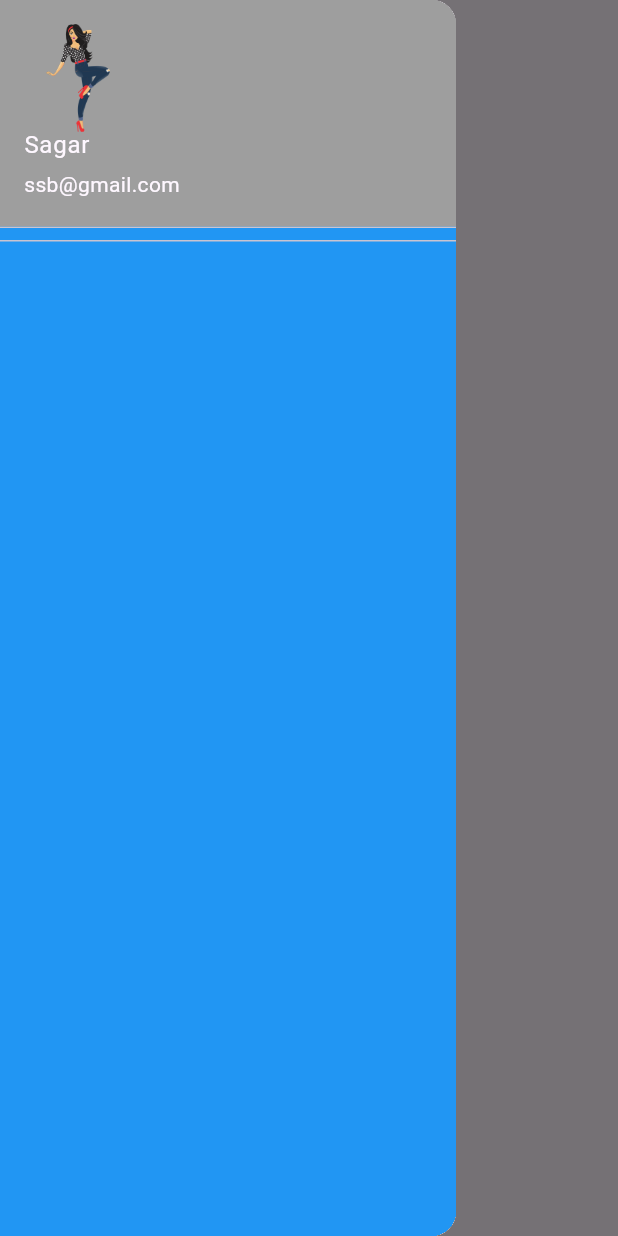
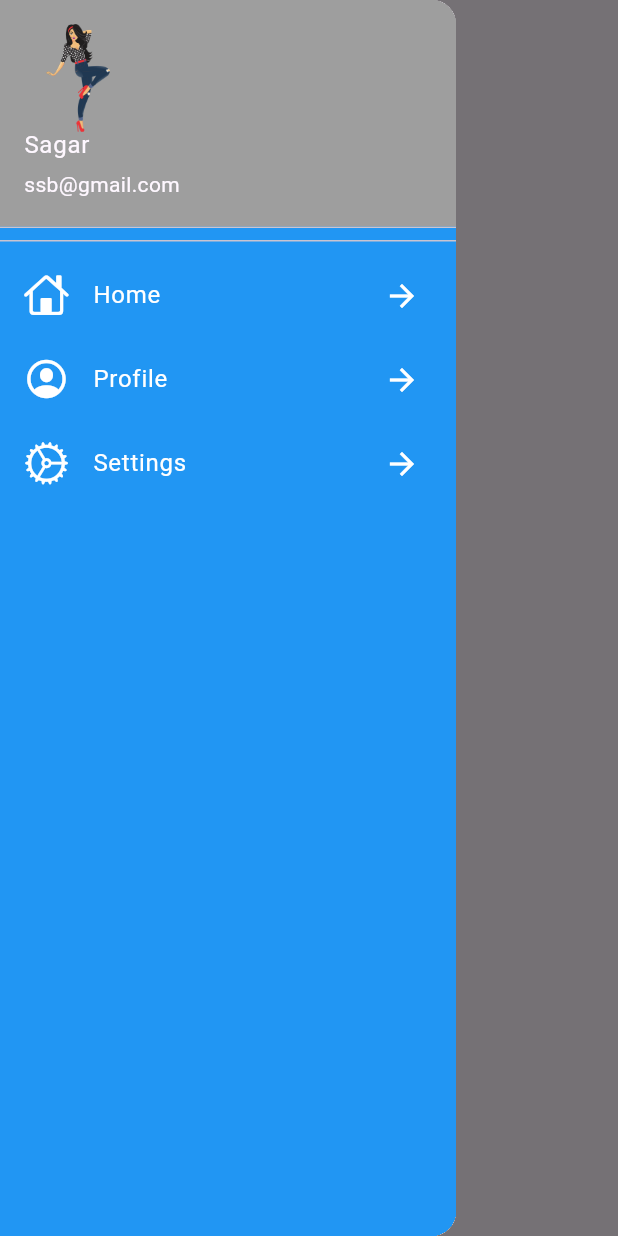
Before and after one commit to Sagar-Bisht/learn_flutter, a Flutter app: the screen it shows after launch, with the side drawer open, on a phone screen of 412 x 824 dp. Run offline on Flutter 3.47's test engine with Material 3 defaults, Android fonts, the light colour scheme and no system bars.

Commit message:
learning drawer_2

```diff
--- a/lib/widgets/drawar.dart
+++ b/lib/widgets/drawar.dart
@@ -1,3 +1,4 @@
+import 'package:flutter/cupertino.dart';
 import 'package:flutter/material.dart';
 
 class MyDrawer extends StatelessWidget {
@@ -27,7 +28,23 @@ class MyDrawer extends StatelessWidget {
                       fit: BoxFit.contain, // Set the scale type here
                     ),
                   ),
-                ))
+                )
+            ) ,
+            ListTile(
+              leading: Icon(CupertinoIcons.home ,color: Colors.white , size: 30) ,
+              title: Text("Home" , style: TextStyle(color: Colors.white , fontSize: 16)) ,
+                trailing: Icon(Icons.arrow_forward , color: Colors.white)
+            ) ,
+            ListTile(
+                leading: Icon(CupertinoIcons.profile_circled ,color: Colors.white , size: 30) ,
+                title: Text("Profile" , style: TextStyle(color: Colors.white , fontSize: 16)) ,
+                trailing: Icon(Icons.arrow_forward , color: Colors.white)
+            ) ,
+            ListTile(
+                leading: Icon(CupertinoIcons.settings ,color: Colors.white , size: 30) ,
+                title: Text("Settings" , style: TextStyle(color: Colors.white , fontSize: 16)) ,
+                trailing: Icon(Icons.arrow_forward , color: Colors.white)
+            ) ,
           ],
         ),
       ),
```
